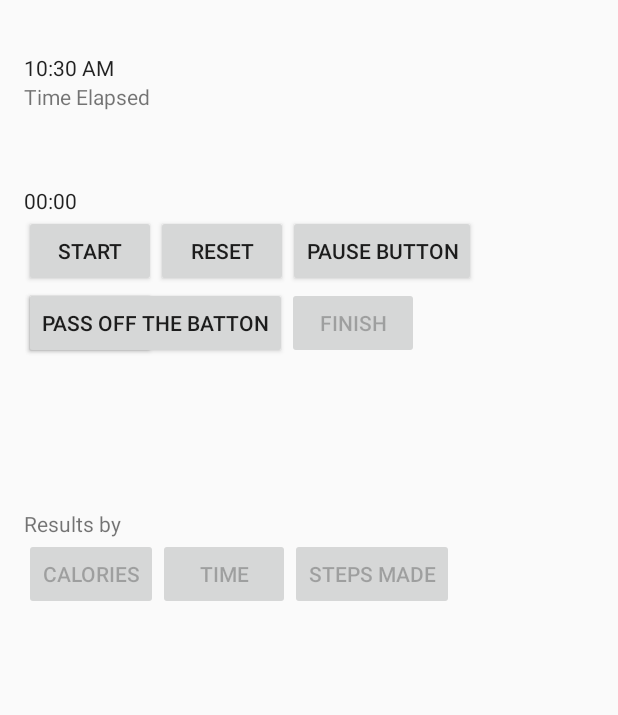
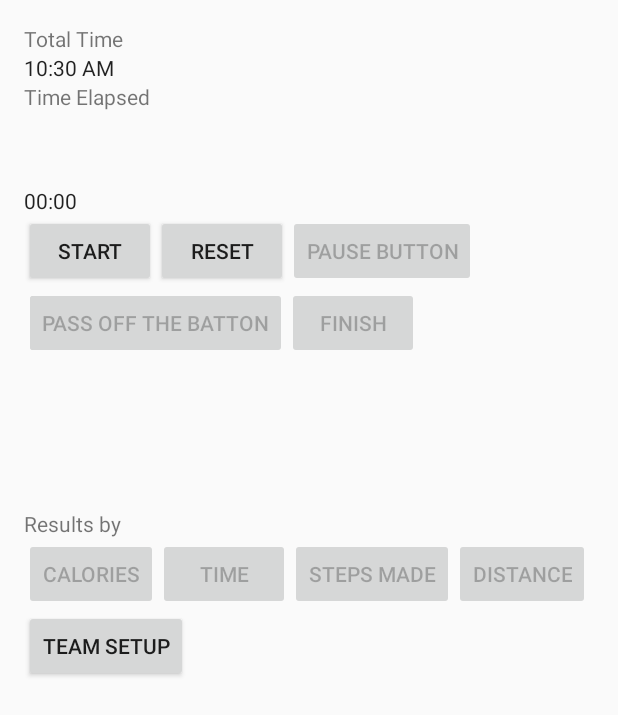
Before and after one commit to SuperBigL/AndroidFinalProject1, an Android app: the screen it shows after launch (FinalProjectActivity), on a phone screen of 412 x 824 dp. Shown: the top 715 px of the screen. Run offline under Robolectric (Android 15) with nearby library versions, the phone set to English and light mode, and no system bars; 1 statement that could not run was skipped.

Commit message:
Finished the design of the stopwatch xml file. Now I gotta finish the registration and the graphs

```diff
--- a/app/src/main/res/layout/content_final_project.xml
+++ b/app/src/main/res/layout/content_final_project.xml
@@ -12,6 +12,7 @@
     tools:context="leban.nait.ca.finalproject.FinalProjectActivity"
     tools:showIn="@layout/main"
     android:orientation="vertical">
+
 
     <TextView
         android:id="@+id/dateAndTime"
@@ -122,6 +123,7 @@
         android:layout_below="@id/resultstext"
         android:onClick="onClick" />
 
+
     <Button
         android:layout_width="wrap_content"
         android:layout_height="wrap_content"
@@ -131,5 +133,34 @@
         android:layout_below="@id/resultstext"
         android:onClick="onClick" />
 
+    <Button
+        android:layout_width="wrap_content"
+        android:layout_height="wrap_content"
+        android:id="@+id/teamsetup"
+        android:text="Team Setup"
+        android:layout_below="@id/viewbysteps" />
+
+    <Button
+        android:layout_width="wrap_content"
+        android:layout_height="wrap_content"
+        android:id="@+id/viewbydistance"
+        android:text="Distance"
+        android:layout_toRightOf="@id/viewbysteps"
+        android:layout_below="@id/resultstext" />
+
+
+    <TextView
+        android:layout_width="wrap_content"
+        android:layout_height="wrap_content"
+        android:id="@+id/totaltime"
+        android:text="Total Time" />
+
+
+    <ListView
+        android:layout_width="wrap_content"
+        android:layout_height="200dp"
+        android:id="@+id/laps"
+        android:layout_below="@id/viewbytime" />
+
 
 </RelativeLayout>
--- a/app/src/main/res/layout/registerplayers.xml
+++ b/app/src/main/res/layout/registerplayers.xml
@@ -54,4 +54,10 @@
         android:layout_height="wrap_content"
         android:id="@+id/runner5" />
 
+    <Button
+        android:layout_width="wrap_content"
+        android:layout_height="wrap_content"
+        android:text="Register"
+        android:id="@+id/submitrunners" />
+
 </LinearLayout>
```
Also changed, not shown: app/src/main/java/leban/nait/ca/finalproject/FinalProjectActivity.java (+56 -7 lines), app/src/main/java/leban/nait/ca/finalproject/RegisterPlayersActivity.java (added, +85 -0 lines), app/src/main/java/leban/nait/ca/finalproject/Runner.java (added, +47 -0 lines), app/src/main/java/leban/nait/ca/finalproject/Team.java (added, +41 -0 lines).
